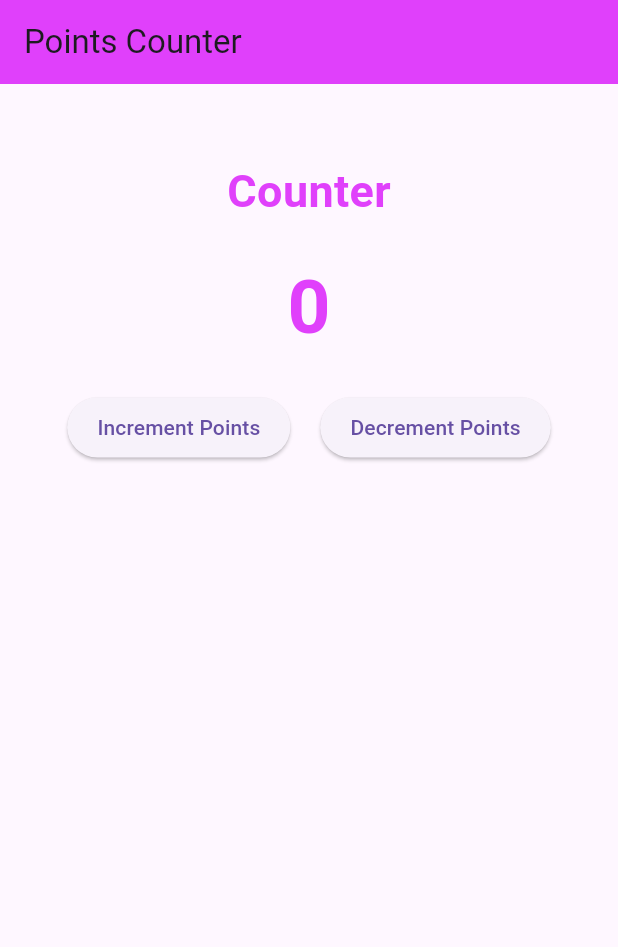
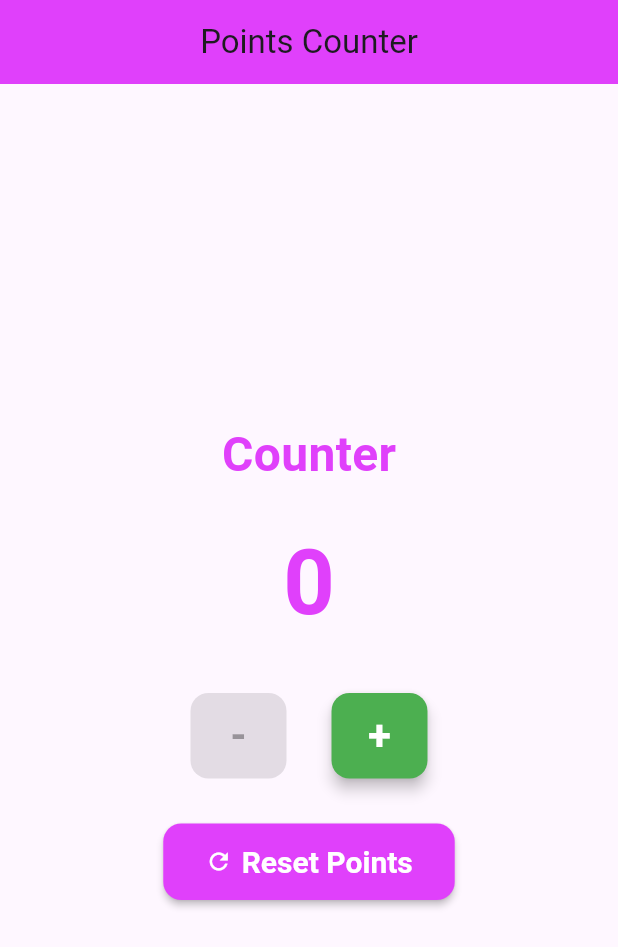
Before and after one commit to ayaosamaramadan/Counter-App, a Flutter app: the screen it shows after launch, on a phone screen of 412 x 824 dp. Shown: the top 947 px of the screen. Run offline on Flutter 3.47's test engine with Material 3 defaults, Android fonts, the phone set to English and light mode, and no system bars.

Commit message:
enhance PointsCounter UI and functionality

```diff
--- a/lib/main.dart
+++ b/lib/main.dart
@@ -1,13 +1,13 @@
 import 'package:flutter/material.dart';
 
-void main() => runApp(MyApp());
+void main() => runApp(const MyApp());
 
 class MyApp extends StatelessWidget {
   const MyApp({super.key});
 
   @override
   Widget build(BuildContext context) {
-    return MaterialApp(
+    return const MaterialApp(
       debugShowCheckedModeBanner: false,
       home: PointsCounter(),
     );
@@ -25,62 +25,103 @@ class PointsCounter extends StatefulWidget {
 class _PointsCounterState extends State<PointsCounter> {
   int _counter = 0;
 
+  void _increment() => setState(() => _counter++);
+  void _decrement() => setState(() =>_counter--);
+  void _reset() => setState(() => _counter = 0);
+
   @override
   Widget build(BuildContext context) {
     return Scaffold(
       appBar: AppBar(
         backgroundColor: Colors.purpleAccent,
-        title: Text("Points Counter"),
+        title: const Text("Points Counter"),
+        centerTitle: true,
       ),
       body: Center(
         child: Column(
+          mainAxisSize: MainAxisSize.min,
           children: [
-            SizedBox(height: 50),
-            Text(
+            const Text(
               "Counter",
               style: TextStyle(
-                fontSize: 30,
+                fontSize: 32,
                 fontWeight: FontWeight.bold,
                 color: Colors.purpleAccent,
               ),
             ),
-            SizedBox(height: 20),
-            Text(
-              '$_counter',
-              style: TextStyle(
-                fontSize: 50,
-                fontWeight: FontWeight.bold,
-                color: Colors.purpleAccent,
+            const SizedBox(height: 20),
+            AnimatedSwitcher(
+              duration: const Duration(milliseconds: 300),
+              transitionBuilder: (child, anim) => ScaleTransition(scale: anim, child: child),
+              child: Text(
+                '$_counter',
+                key: ValueKey<int>(_counter),
+                style: const TextStyle(
+                  fontSize: 60,
+                  fontWeight: FontWeight.bold,
+                  color: Colors.purpleAccent,
+                ),
               ),
             ),
-            SizedBox(height: 20),
+            const SizedBox(height: 30),
             Row(
               mainAxisAlignment: MainAxisAlignment.center,
               children: [
                 ElevatedButton(
-                  onPressed: () {
-                    setState(() {
-                      _counter++;
-                    });
-                  },
+                  onPressed: _counter > 0 ? _decrement : null,
                   style: ElevatedButton.styleFrom(
-                    padding: EdgeInsets.symmetric(horizontal: 20, vertical: 10),
+                    padding: const EdgeInsets.symmetric(horizontal: 24, vertical: 12),
+                    backgroundColor: Colors.redAccent,
+                    foregroundColor: Colors.white,
+                    textStyle: const TextStyle(
+                      fontSize: 28,
+                      fontWeight: FontWeight.bold,
+                    ),
+                    shape: RoundedRectangleBorder(
+                      borderRadius: BorderRadius.circular(12),
+                    ),
+                    elevation: 4,
                   ),
-                  child: Text("Increment Points"),
+                  child: const Text("-"),
                 ),
-                SizedBox(width: 20),
+                const SizedBox(width: 30),
                 ElevatedButton(
-                  onPressed: () {
-                    setState(() {
-                      _counter--;
-                    });
-                  },
+                  onPressed: _increment,
                   style: ElevatedButton.styleFrom(
-                    padding: EdgeInsets.symmetric(horizontal: 20, vertical: 10),
+                    padding: const EdgeInsets.symmetric(horizontal: 24, vertical: 12),
+                    backgroundColor: Colors.green,
+                    foregroundColor: Colors.white,
+                    textStyle: const TextStyle(
+                      fontSize: 28,
+                      fontWeight: FontWeight.bold,
+                    ),
+                    shape: RoundedRectangleBorder(
+                      borderRadius: BorderRadius.circular(12),
+                    ),
+                    elevation: 4,
                   ),
-                  child: Text("Decrement Points"),
+                  child: const Text("+"),
                 ),
               ],
+            ),
+            const SizedBox(height: 30),
+            ElevatedButton.icon(
+              onPressed: _reset,
+              icon: const Icon(Icons.refresh),
+              label: const Text("Reset Points"),
+              style: ElevatedButton.styleFrom(
+                padding: const EdgeInsets.symmetric(horizontal: 28, vertical: 14),
+                backgroundColor: Colors.purpleAccent,
+                foregroundColor: Colors.white,
+                textStyle: const TextStyle(
+                  fontSize: 20,
+                  fontWeight: FontWeight.bold,
+                ),
+                shape: RoundedRectangleBorder(
+                  borderRadius: BorderRadius.circular(12),
+                ),
+                elevation: 2,
+              ),
             ),
           ],
         ),
```
